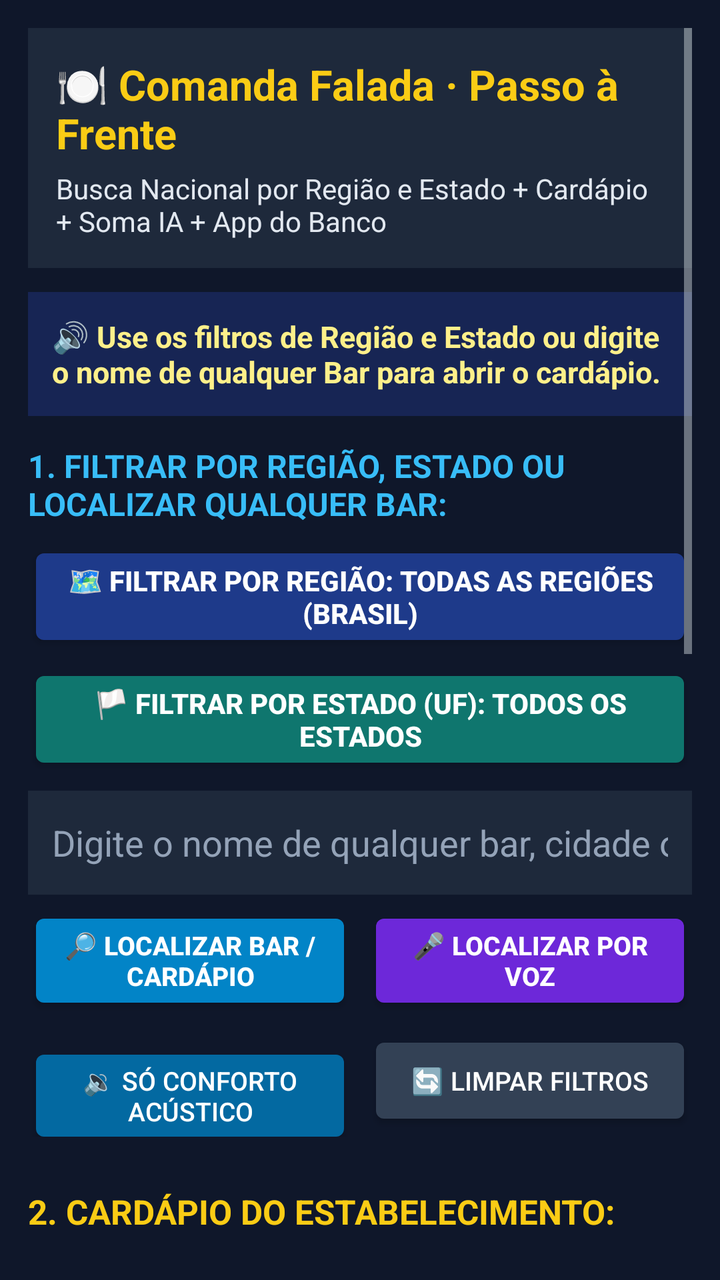
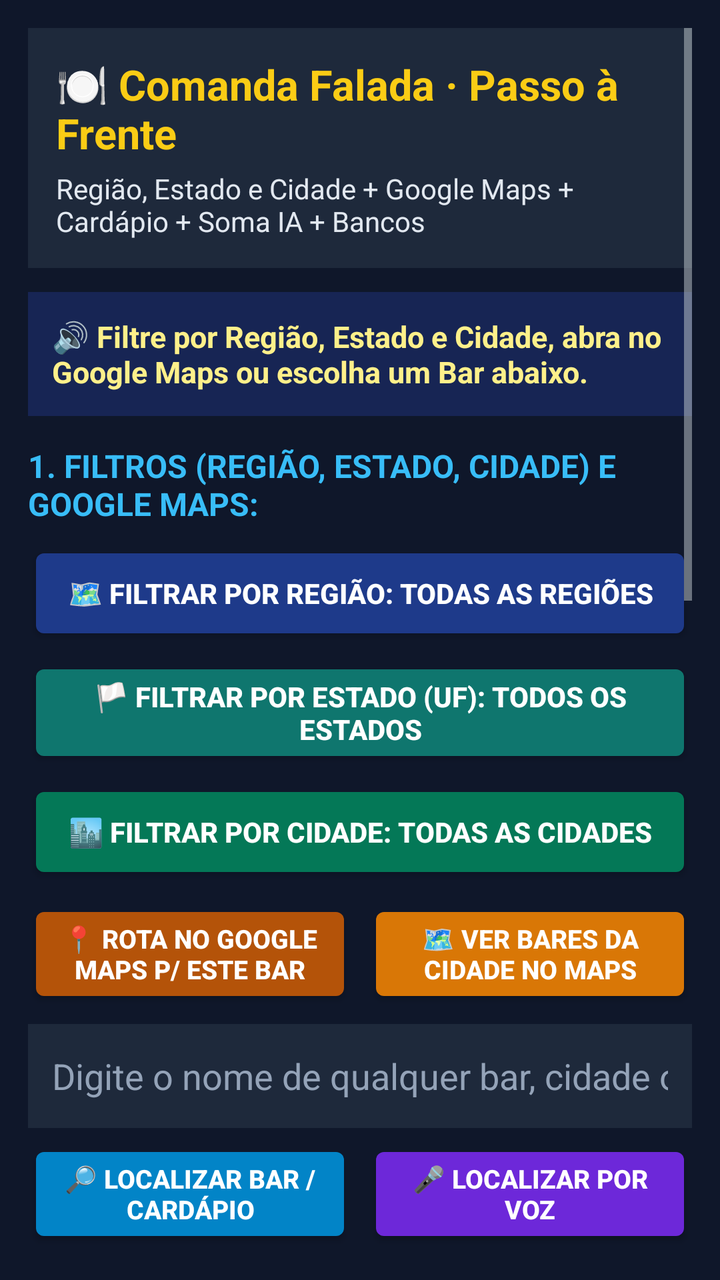

Before-and-after screenshots of an Android layout around one commit, followed by the original layout XML and the change that was made.
<!-- AndroidManifest.xml: application theme android:Theme.DeviceDefault.NoActionBar -->
<!-- res/layout/activity_main.xml -->
<?xml version="1.0" encoding="utf-8"?>
<ScrollView xmlns:android="http://schemas.android.com/apk/res/android"
    android:layout_width="match_parent"
    android:layout_height="match_parent"
    android:padding="14dp"
    android:background="#0F172A">

    <LinearLayout
        android:layout_width="match_parent"
        android:layout_height="wrap_content"
        android:orientation="vertical">

        
        <LinearLayout
            android:layout_width="match_parent"
            android:layout_height="wrap_content"
            android:orientation="vertical"
            android:background="#1E293B"
            android:padding="14dp"
            android:layout_marginBottom="12dp">

            <TextView
                android:id="@+id/tvTitulo"
                android:layout_width="match_parent"
                android:layout_height="wrap_content"
                android:text="🍽️ Comanda Falada · Passo à Frente"
                android:textSize="21sp"
                android:textStyle="bold"
                android:textColor="#FACC15"
                android:contentDescription="Aplicativo Comanda Falada, Passo à Frente. Localize qualquer bar ou restaurante do Brasil com filtro por região e por estado, ouça o cardápio, some a comanda pela IA e pague nos bancos do celular." />

            <TextView
                android:id="@+id/tvSubtitulo"
                android:layout_width="match_parent"
                android:layout_height="wrap_content"
                android:text="Busca Nacional por Região e Estado + Cardápio + Soma IA + App do Banco"
                android:textSize="14sp"
                android:textColor="#E2E8F0"
                android:layout_marginTop="4dp" />
        </LinearLayout>

        
        <TextView
            android:id="@+id/tvResultado"
            android:layout_width="match_parent"
            android:layout_height="wrap_content"
            android:background="#172554"
            android:padding="12dp"
            android:text="🔊 Use os filtros de Região e Estado ou digite o nome de qualquer Bar para abrir o cardápio."
            android:textSize="15sp"
            android:textStyle="bold"
            android:textColor="#FEF08A"
            android:accessibilityLiveRegion="polite"
            android:layout_marginBottom="14dp" />

        
        <TextView
            android:layout_width="match_parent"
            android:layout_height="wrap_content"
            android:text="1. FILTRAR POR REGIÃO, ESTADO OU LOCALIZAR QUALQUER BAR:"
            android:textSize="16sp"
            android:textStyle="bold"
            android:textColor="#38BDF8"
            android:layout_marginBottom="8dp" />

        
        <Button
            android:id="@+id/btnFiltroRegiao"
            android:layout_width="match_parent"
            android:layout_height="wrap_content"
            android:minHeight="54dp"
            android:text="🗺️ Filtrar por Região: Todas as Regiões (Brasil)"
            android:textSize="14sp"
            android:textStyle="bold"
            android:textColor="#FFFFFF"
            android:backgroundTint="#1E3A8A"
            android:layout_marginBottom="6dp" />

        <Button
            android:id="@+id/btnFiltroEstado"
            android:layout_width="match_parent"
            android:layout_height="wrap_content"
            android:minHeight="54dp"
            android:text="🏳️ Filtrar por Estado (UF): Todos os Estados"
            android:textSize="14sp"
            android:textStyle="bold"
            android:textColor="#FFFFFF"
            android:backgroundTint="#0F766E"
            android:layout_marginBottom="8dp" />

        
        <EditText
            android:id="@+id/etBuscaQualquerBar"
            android:layout_width="match_parent"
            android:layout_height="wrap_content"
            android:minHeight="52dp"
            android:hint="Digite o nome de qualquer bar, cidade ou estado..."
            android:textColor="#FFFFFF"
            android:textColorHint="#94A3B8"
            android:background="#1E293B"
            android:padding="12dp"
            android:singleLine="true"
            android:inputType="text"
            android:contentDescription="Caixa de texto para localizar qualquer bar, restaurante, bairro ou cidade com cardápio disponível"
            android:layout_marginBottom="6dp" />

        <LinearLayout
            android:layout_width="match_parent"
            android:layout_height="wrap_content"
            android:orientation="horizontal"
            android:layout_marginBottom="8dp">

            <Button
                android:id="@+id/btnLocalizarBarTexto"
                android:layout_width="0dp"
                android:layout_height="wrap_content"
                android:layout_weight="1"
                android:minHeight="54dp"
                android:text="🔎 Localizar Bar / Cardápio"
                android:textSize="13sp"
                android:textStyle="bold"
                android:textColor="#FFFFFF"
                android:backgroundTint="#0284C7"
                android:layout_marginEnd="4dp" />

            <Button
                android:id="@+id/btnBuscarVozLocal"
                android:layout_width="0dp"
                android:layout_height="wrap_content"
                android:layout_weight="1"
                android:minHeight="54dp"
                android:text="🎤 Localizar por Voz"
                android:textSize="13sp"
                android:textStyle="bold"
                android:textColor="#FFFFFF"
                android:backgroundTint="#6D28D9"
                android:layout_marginStart="4dp" />
        </LinearLayout>

        
        <LinearLayout
            android:layout_width="match_parent"
            android:layout_height="wrap_content"
            android:orientation="horizontal"
            android:layout_marginBottom="10dp">

            <Button
                android:id="@+id/btnFiltroAcustico"
                android:layout_width="0dp"
                android:layout_height="wrap_content"
                android:layout_weight="1"
                android:minHeight="50dp"
                android:text="🔉 Só Conforto Acústico"
                android:textSize="13sp"
                android:textColor="#FFFFFF"
                android:backgroundTint="#0369A1"
                android:layout_marginEnd="4dp" />

            <Button
                android:id="@+id/btnFiltroTodos"
                android:layout_width="0dp"
                android:layout_height="wrap_content"
                android:layout_weight="1"
                android:minHeight="50dp"
                android:text="🔄 Limpar Filtros"
                android:textSize="13sp"
                android:textColor="#FFFFFF"
                android:backgroundTint="#334155"
                android:layout_marginStart="4dp" />
        </LinearLayout>

        
        <LinearLayout
            android:id="@+id/containerEstabelecimentos"
            android:layout_width="match_parent"
            android:layout_height="wrap_content"
            android:orientation="vertical"
            android:layout_marginBottom="16dp" />

        
        <TextView
            android:id="@+id/tvTituloCardapio"
            android:layout_width="match_parent"
            android:layout_height="wrap_content"
            android:text="2. CARDÁPIO DO ESTABELECIMENTO:"
            android:textSize="17sp"
            android:textStyle="bold"
            android:textColor="#FACC15"
            android:layout_marginBottom="6dp" />

        <Button
            android:id="@+id/btnPedirPorVoz"
            android:layout_width="match_parent"
            android:layout_height="wrap_content"
            android:minHeight="54dp"
            android:text="🎙️ Falar Pedido para a IA Somar na Comanda"
            android:textSize="15sp"
            android:textStyle="bold"
            android:textColor="#FFFFFF"
            android:backgroundTint="#0F766E"
            android:layout_marginBottom="8dp" />

        
        <LinearLayout
            android:id="@+id/containerCardapio"
            android:layout_width="match_parent"
            android:layout_height="wrap_content"
            android:orientation="vertical"
            android:layout_marginBottom="16dp" />

        
        <TextView
            android:layout_width="match_parent"
            android:layout_height="wrap_content"
            android:text="3. SUA COMANDA E SOMA AUTOMÁTICA DA IA:"
            android:textSize="17sp"
            android:textStyle="bold"
            android:textColor="#4ADE80"
            android:layout_marginBottom="6dp" />

        <TextView
            android:id="@+id/tvResumoComanda"
            android:layout_width="match_parent"
            android:layout_height="wrap_content"
            android:background="#1E293B"
            android:padding="14dp"
            android:text="Sua comanda está vazia. Toque nos itens do cardápio acima para adicionar."
            android:textSize="15sp"
            android:textColor="#F8FAFC"
            android:layout_marginBottom="8dp" />

        <LinearLayout
            android:layout_width="match_parent"
            android:layout_height="wrap_content"
            android:orientation="horizontal"
            android:layout_marginBottom="10dp">

            <Button
                android:id="@+id/btnOuvirComanda"
                android:layout_width="0dp"
                android:layout_height="wrap_content"
                android:layout_weight="1"
                android:minHeight="52dp"
                android:text="🔊 Ouvir Soma"
                android:textSize="14sp"
                android:textColor="#FFFFFF"
                android:backgroundTint="#1D4ED8"
                android:layout_marginEnd="4dp" />

            <Button
                android:id="@+id/btnAlterarTeto"
                android:layout_width="0dp"
                android:layout_height="wrap_content"
                android:layout_weight="1"
                android:minHeight="52dp"
                android:text="🎯 Teto: R$ 100"
                android:textSize="14sp"
                android:textColor="#FFFFFF"
                android:backgroundTint="#4338CA"
                android:layout_marginStart="4dp"
                android:layout_marginEnd="4dp" />

            <Button
                android:id="@+id/btnLimparComanda"
                android:layout_width="0dp"
                android:layout_height="wrap_content"
                android:layout_weight="1"
                android:minHeight="52dp"
                android:text="🗑️ Limpar"
                android:textSize="14sp"
                android:textColor="#FFFFFF"
                android:backgroundTint="#991B1B"
                android:layout_marginStart="4dp" />
        </LinearLayout>

        
        <TextView
            android:layout_width="match_parent"
            android:layout_height="wrap_content"
            android:text="4. PAGAMENTO PIX NOS BANCOS DO SEU CELULAR:"
            android:textSize="17sp"
            android:textStyle="bold"
            android:textColor="#FACC15"
            android:layout_marginBottom="6dp" />

        <Button
            android:id="@+id/btnPagarBanco"
            android:layout_width="match_parent"
            android:layout_height="wrap_content"
            android:minHeight="64dp"
            android:text="🏦 COPIAR PIX E ABRIR APP DO BANCO NO CELULAR"
            android:textSize="16sp"
            android:textStyle="bold"
            android:textColor="#FFFFFF"
            android:backgroundTint="#15803D"
            android:layout_marginBottom="8dp" />

        <LinearLayout
            android:id="@+id/containerBancosInstalados"
            android:layout_width="match_parent"
            android:layout_height="wrap_content"
            android:orientation="vertical"
            android:layout_marginBottom="18dp" />

        
        <TextView
            android:layout_width="match_parent"
            android:layout_height="wrap_content"
            android:text="5. CASOS DE TESTE DA DISCIPLINA (AI4GOOD):"
            android:textSize="15sp"
            android:textStyle="bold"
            android:textColor="#94A3B8"
            android:layout_marginBottom="6dp" />

        <Button
            android:id="@+id/btnCaso1"
            android:layout_width="match_parent"
            android:layout_height="wrap_content"
            android:minHeight="48dp"
            android:text="Caso 1: Buscar Bar com Conforto Acústico"
            android:textSize="14sp"
            android:textColor="#FFFFFF"
            android:backgroundTint="#334155"
            android:layout_marginBottom="6dp" />

        <Button
            android:id="@+id/btnCaso2"
            android:layout_width="match_parent"
            android:layout_height="wrap_content"
            android:minHeight="48dp"
            android:text="Caso 2: Pedido Caldinho + Suco (R$ 22,00) e Pix"
            android:textSize="14sp"
            android:textColor="#FFFFFF"
            android:backgroundTint="#334155"
            android:layout_marginBottom="6dp" />

        <Button
            android:id="@+id/btnCaso3"
            android:layout_width="match_parent"
            android:layout_height="wrap_content"
            android:minHeight="48dp"
            android:text="Caso 3: Testar Ruído de Bar (Onde a IA Erra)"
            android:textSize="14sp"
            android:textColor="#FFFFFF"
            android:backgroundTint="#334155"
            android:layout_marginBottom="16dp" />

    </LinearLayout>
</ScrollView>
<!-- resources referenced by this layout -->
<resources>

</resources>

<!-- the commit's change to res/layout/activity_main.xml (unified diff, before → after) -->
@@ -27,13 +27,13 @@
                 android:textSize="21sp"
                 android:textStyle="bold"
                 android:textColor="#FACC15"
-                android:contentDescription="Aplicativo Comanda Falada, Passo à Frente. Localize qualquer bar ou restaurante do Brasil com filtro por região e por estado, ouça o cardápio, some a comanda pela IA e pague nos bancos do celular." />
+                android:contentDescription="Aplicativo Comanda Falada, Passo à Frente. Filtre por Região, Estado e Cidade, integre com o Google Maps, ouça o cardápio, some a comanda pela IA e pague nos bancos do celular." />
 
             <TextView
                 android:id="@+id/tvSubtitulo"
                 android:layout_width="match_parent"
                 android:layout_height="wrap_content"
-                android:text="Busca Nacional por Região e Estado + Cardápio + Soma IA + App do Banco"
+                android:text="Região, Estado e Cidade + Google Maps + Cardápio + Soma IA + Bancos"
                 android:textSize="14sp"
                 android:textColor="#E2E8F0"
                 android:layout_marginTop="4dp" />
@@ -46,7 +46,7 @@
             android:layout_height="wrap_content"
             android:background="#172554"
             android:padding="12dp"
-            android:text="🔊 Use os filtros de Região e Estado ou digite o nome de qualquer Bar para abrir o cardápio."
+            android:text="🔊 Filtre por Região, Estado e Cidade, abra no Google Maps ou escolha um Bar abaixo."
             android:textSize="15sp"
             android:textStyle="bold"
             android:textColor="#FEF08A"
@@ -57,19 +57,18 @@
         <TextView
             android:layout_width="match_parent"
             android:layout_height="wrap_content"
-            android:text="1. FILTRAR POR REGIÃO, ESTADO OU LOCALIZAR QUALQUER BAR:"
+            android:text="1. FILTROS (REGIÃO, ESTADO, CIDADE) E GOOGLE MAPS:"
             android:textSize="16sp"
             android:textStyle="bold"
             android:textColor="#38BDF8"
             android:layout_marginBottom="8dp" />
 
-        
         <Button
             android:id="@+id/btnFiltroRegiao"
             android:layout_width="match_parent"
             android:layout_height="wrap_content"
-            android:minHeight="54dp"
-            android:text="🗺️ Filtrar por Região: Todas as Regiões (Brasil)"
+            android:minHeight="52dp"
+            android:text="🗺️ Filtrar por Região: Todas as Regiões"
             android:textSize="14sp"
             android:textStyle="bold"
             android:textColor="#FFFFFF"
@@ -80,13 +79,59 @@
             android:id="@+id/btnFiltroEstado"
             android:layout_width="match_parent"
             android:layout_height="wrap_content"
-            android:minHeight="54dp"
+            android:minHeight="52dp"
             android:text="🏳️ Filtrar por Estado (UF): Todos os Estados"
             android:textSize="14sp"
             android:textStyle="bold"
             android:textColor="#FFFFFF"
             android:backgroundTint="#0F766E"
-            android:layout_marginBottom="8dp" />
+            android:layout_marginBottom="6dp" />
+
+        <Button
+            android:id="@+id/btnFiltroCidade"
+            android:layout_width="match_parent"
+            android:layout_height="wrap_content"
+            android:minHeight="52dp"
+            android:text="🏙️ Filtrar por Cidade: Todas as Cidades"
+            android:textSize="14sp"
+            android:textStyle="bold"
+            android:textColor="#FFFFFF"
+            android:backgroundTint="#047857"
+            android:layout_marginBottom="8dp" />
+
+        
+        <LinearLayout
+            android:layout_width="match_parent"
+            android:layout_height="wrap_content"
+            android:orientation="horizontal"
+            android:layout_marginBottom="8dp">
+
+            <Button
+                android:id="@+id/btnGoogleMapsRota"
+                android:layout_width="0dp"
+                android:layout_height="wrap_content"
+                android:layout_weight="1"
+                android:minHeight="54dp"
+                android:text="📍 Rota no Google Maps p/ Este Bar"
+                android:textSize="13sp"
+                android:textStyle="bold"
+                android:textColor="#FFFFFF"
+                android:backgroundTint="#B45309"
+                android:layout_marginEnd="4dp" />
+
+            <Button
+                android:id="@+id/btnGoogleMapsExplorar"
+                android:layout_width="0dp"
+                android:layout_height="wrap_content"
+                android:layout_weight="1"
+                android:minHeight="54dp"
+                android:text="🗺️ Ver Bares da Cidade no Maps"
+                android:textSize="13sp"
+                android:textStyle="bold"
+                android:textColor="#FFFFFF"
+                android:backgroundTint="#D97706"
+                android:layout_marginStart="4dp" />
+        </LinearLayout>
 
         
         <EditText
